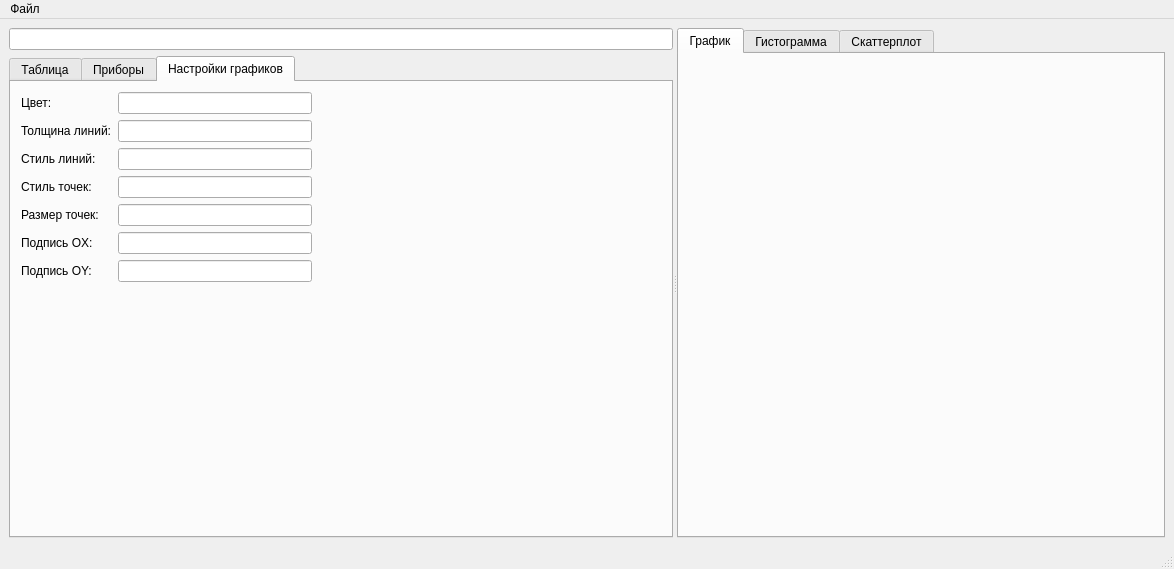
The window that mainwindow.ui (GlebDorohov17092006/Experiment2025) describes before a commit, drawn with Qt 5.
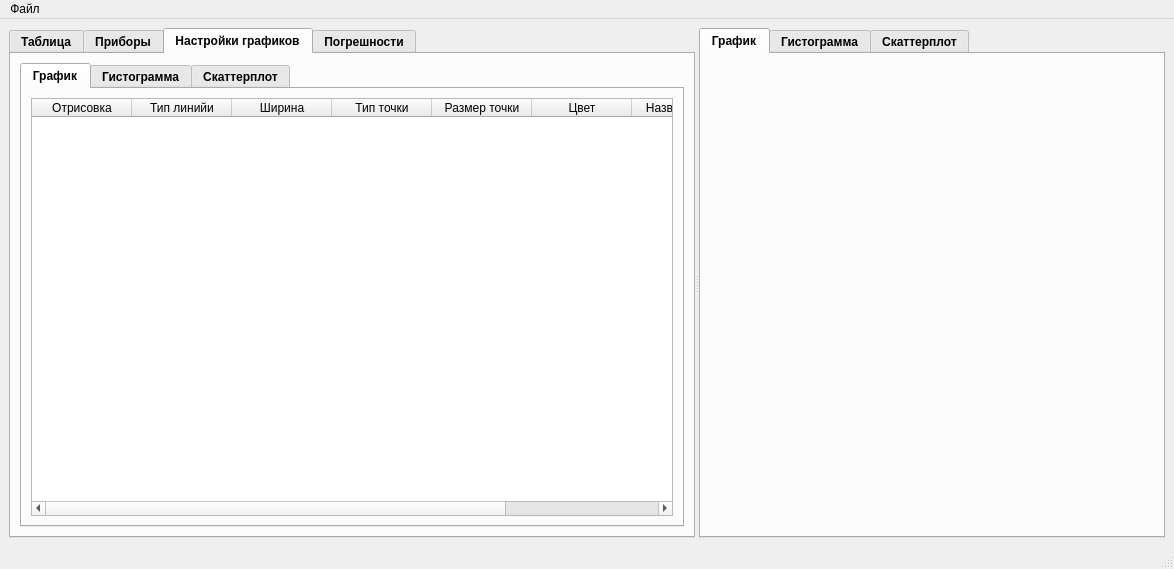
The same window after the commit. The open tabs and pages were chosen to show the change. Icons and pictures are not drawn. Custom widgets are drawn as their Qt base class.

Commit message: Updated ui of main window

```diff
--- a/mainwindow.ui
+++ b/mainwindow.ui
@@ -36,18 +36,26 @@
       <widget class="QWidget" name="layoutWidget">
        <layout class="QVBoxLayout" name="verticalLayout">
         <item>
-         <widget class="QLineEdit" name="formula"/>
-        </item>
-        <item>
-         <widget class="QTabWidget" name="tabGraphSettings">
+         <widget class="QTabWidget" name="tabMain">
+          <property name="font">
+           <font>
+            <bold>true</bold>
+           </font>
+          </property>
+          <property name="toolTip">
+           <string>&lt;html&gt;&lt;head/&gt;&lt;body&gt;&lt;p&gt;&lt;br/&gt;&lt;/p&gt;&lt;/body&gt;&lt;/html&gt;</string>
+          </property>
           <property name="currentIndex">
            <number>2</number>
           </property>
-          <widget class="QWidget" name="widget">
+          <widget class="QWidget" name="table">
            <attribute name="title">
             <string>Таблица</string>
            </attribute>
-           <layout class="QHBoxLayout" name="horizontalLayout">
+           <layout class="QVBoxLayout" name="verticalLayout_3">
+            <item>
+             <widget class="QLineEdit" name="formula"/>
+            </item>
             <item>
              <widget class="QTableWidget" name="tableWidget">
               <property name="rowCount">
@@ -120,7 +128,7 @@
             </item>
            </layout>
           </widget>
-          <widget class="QWidget" name="tab_2">
+          <widget class="QWidget" name="instruments">
            <attribute name="title">
             <string>Приборы</string>
            </attribute>
@@ -141,94 +149,209 @@
            <attribute name="title">
             <string>Настройки графиков</string>
            </attribute>
-           <widget class="QWidget" name="">
-            <property name="geometry">
-             <rect>
-              <x>10</x>
-              <y>10</y>
-              <width>291</width>
-              <height>240</height>
-             </rect>
-            </property>
-            <layout class="QFormLayout" name="formLayout">
-             <item row="0" column="0">
-              <widget class="QLabel" name="label">
-               <property name="text">
-                <string>Цвет:</string>
-               </property>
+           <layout class="QVBoxLayout" name="verticalLayout_4">
+            <item>
+             <widget class="QTabWidget" name="tabPlotSettings">
+              <property name="currentIndex">
+               <number>1</number>
+              </property>
+              <property name="documentMode">
+               <bool>false</bool>
+              </property>
+              <widget class="QWidget" name="tab_2">
+               <attribute name="title">
+                <string>График</string>
+               </attribute>
+               <layout class="QVBoxLayout" name="verticalLayout_5">
+                <item>
+                 <widget class="QTableWidget" name="tableWidget_2">
+                  <property name="font">
+                   <font>
+                    <bold>false</bold>
+                   </font>
+                  </property>
+                  <property name="rowCount">
+                   <number>0</number>
+                  </property>
+                  <property name="columnCount">
+                   <number>8</number>
+                  </property>
+                  <attribute name="horizontalHeaderStretchLastSection">
+                   <bool>true</bool>
+                  </attribute>
+                  <column>
+                   <property name="text">
+                    <string>Отрисовка</string>
+                   </property>
+                  </column>
+                  <column>
+                   <property name="text">
+                    <string>Тип линийи</string>
+                   </property>
+                  </column>
+                  <column>
+                   <property name="text">
+                    <string>Ширина</string>
+                   </property>
+                  </column>
+                  <column>
+                   <property name="text">
+                    <string>Тип точки</string>
+                   </property>
+                  </column>
+                  <column>
+                   <property name="text">
+                    <string>Размер точки</string>
+                   </property>
+                  </column>
+                  <column>
+                   <property name="text">
+                    <string>Цвет</string>
+                   </property>
+                  </column>
+                  <column>
+                   <property name="text">
+                    <string>Название Ox</string>
+                   </property>
+                  </column>
+                  <column>
+                   <property name="text">
+                    <string>Название Oy</string>
+                   </property>
+                  </column>
+                 </widget>
+                </item>
+               </layout>
               </widget>
-             </item>
-             <item row="0" column="1">
-              <widget class="QLineEdit" name="lineEdit"/>
-             </item>
-             <item row="1" column="0">
-              <widget class="QLabel" name="label_2">
-               <property name="text">
-                <string>Толщина линий:</string>
-               </property>
+              <widget class="QWidget" name="tab_3">
+               <attribute name="title">
+                <string>Гистограмма</string>
+               </attribute>
+               <layout class="QVBoxLayout" name="verticalLayout_6">
+                <item>
+                 <widget class="QTableWidget" name="tableWidget_5">
+                  <property name="font">
+                   <font>
+                    <bold>false</bold>
+                   </font>
+                  </property>
+                  <property name="wordWrap">
+                   <bool>true</bool>
+                  </property>
+                  <attribute name="horizontalHeaderStretchLastSection">
+                   <bool>true</bool>
+                  </attribute>
+                  <column>
+                   <property name="text">
+                    <string>Отрисовка</string>
+                   </property>
+                  </column>
+                  <column>
+                   <property name="text">
+                    <string>Интервал</string>
+                   </property>
+                  </column>
+                  <column>
+                   <property name="text">
+                    <string>Цвет</string>
+                   </property>
+                  </column>
+                  <column>
+                   <property name="text">
+                    <string>Название Ox</string>
+                   </property>
+                  </column>
+                  <column>
+                   <property name="text">
+                    <string>Название Oy</string>
+                   </property>
+                  </column>
+                 </widget>
+                </item>
+               </layout>
               </widget>
-             </item>
-             <item row="1" column="1">
-              <widget class="QLineEdit" name="lineEdit_2"/>
-             </item>
-             <item row="2" column="0">
-              <widget class="QLabel" name="label_3">
-               <property name="text">
-                <string>Стиль линий:</string>
-               </property>
+              <widget class="QWidget" name="tab_4">
+               <attribute name="title">
+                <string>Скаттерплот</string>
+               </attribute>
+               <layout class="QVBoxLayout" name="verticalLayout_7">
+                <item>
+                 <widget class="QTableWidget" name="tableWidget_4">
+                  <property name="font">
+                   <font>
+                    <bold>false</bold>
+                   </font>
+                  </property>
+                  <attribute name="horizontalHeaderStretchLastSection">
+                   <bool>true</bool>
+                  </attribute>
+                  <column>
+                   <property name="text">
+                    <string>Отрисовка</string>
+                   </property>
+                  </column>
+                  <column>
+                   <property name="text">
+                    <string>Тип точки</string>
+                   </property>
+                  </column>
+                  <column>
+                   <property name="text">
+                    <string>Цвет</string>
+                   </property>
+                  </column>
+                  <column>
+                   <property name="text">
+                    <string>Название Ox</string>
+                   </property>
+                  </column>
+                  <column>
+                   <property name="text">
+                    <string>Название Oy</string>
+                   </property>
+                  </column>
+                 </widget>
+                </item>
+               </layout>
               </widget>
-             </item>
-             <item row="2" column="1">
-              <widget class="QLineEdit" name="lineEdit_6"/>
-             </item>
-             <item row="3" column="0">
-              <widget class="QLabel" name="label_4">
+             </widget>
+            </item>
+           </layout>
+          </widget>
+          <widget class="QWidget" name="tab_5">
+           <attribute name="title">
+            <string>Погрешности</string>
+           </attribute>
+           <layout class="QVBoxLayout" name="verticalLayout_8">
+            <item>
+             <widget class="QLineEdit" name="formula_error"/>
+            </item>
+            <item>
+             <widget class="QTableWidget" name="tableWidget_3">
+              <column>
                <property name="text">
-                <string>Стиль точек:</string>
+                <string>Абсолютная</string>
                </property>
-              </widget>
-             </item>
-             <item row="3" column="1">
-              <widget class="QLineEdit" name="lineEdit_5"/>
-             </item>
-             <item row="4" column="0">
-              <widget class="QLabel" name="label_5">
+              </column>
+              <column>
                <property name="text">
-                <string>Размер точек:</string>
+                <string>Относительная</string>
                </property>
-              </widget>
-             </item>
-             <item row="4" column="1">
-              <widget class="QLineEdit" name="lineEdit_4"/>
-             </item>
-             <item row="5" column="1">
-              <widget class="QLineEdit" name="lineEdit_3"/>
-             </item>
-             <item row="6" column="1">
-              <widget class="QLineEdit" name="lineEdit_7"/>
-             </item>
-             <item row="5" column="0">
-              <widget class="QLabel" name="label_6">
-               <property name="text">
-                <string>Подпись OX:</string>
-               </property>
-              </widget>
-             </item>
-             <item row="6" column="0">
-              <widget class="QLabel" name="label_7">
-               <property name="text">
-                <string>Подпись OY:</string>
-               </property>
-              </widget>
-             </item>
-            </layout>
-           </widget>
+              </column>
+             </widget>
+            </item>
+           </layout>
           </widget>
          </widget>
         </item>
        </layout>
       </widget>
-      <widget class="QTabWidget" name="tabWidget_2">
+      <widget class="QTabWidget" name="tabPlot">
+       <property name="font">
+        <font>
+         <bold>true</bold>
+        </font>
+       </property>
        <property name="currentIndex">
         <number>0</number>
        </property>
```
Left out of the diff: 220 changed lines with no effect on the pictures.
